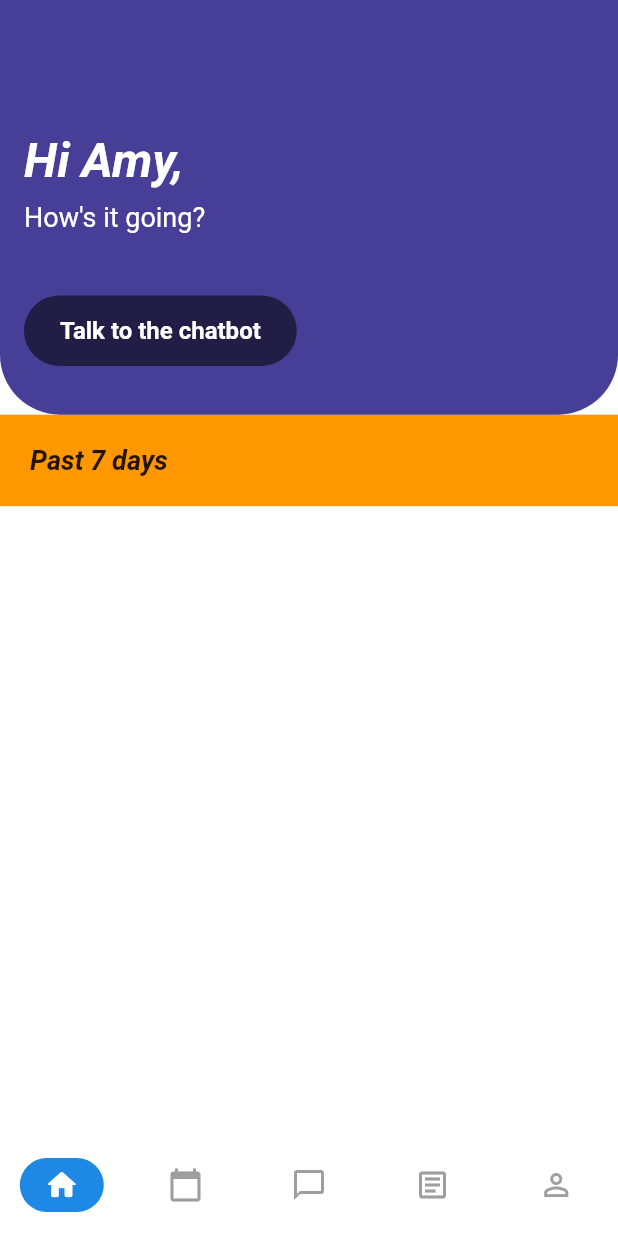
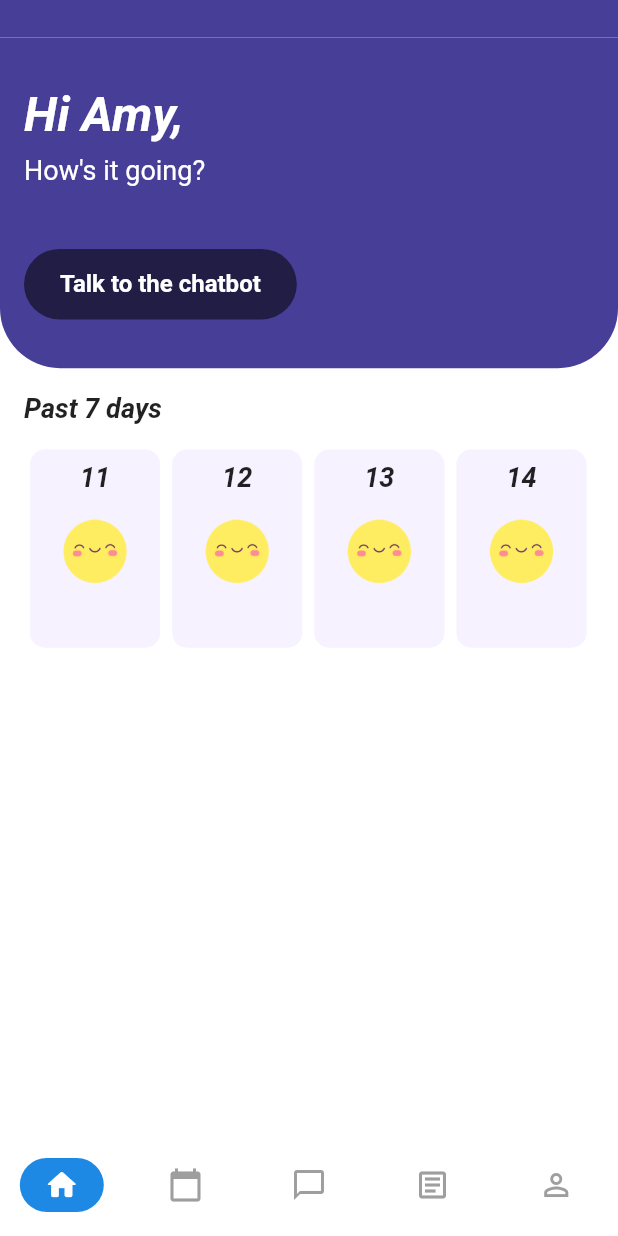
Before and after one commit to eli-lam/htn2020, a Flutter app: the screen it shows after launch, on a phone screen of 412 x 824 dp. Run offline on Flutter 3.47's test engine with Material 2 defaults, Android fonts, the phone set to English and light mode, and no system bars; our stand-ins replace cloud_firestore; missing offline and left inert: flutter_dialogflow; accounts and stored records are empty.

Commit message:
Create past week cards widget

```diff
--- a/lib/config/palette.dart
+++ b/lib/config/palette.dart
@@ -2,4 +2,5 @@ import 'package:flutter/material.dart';
 
 class Palette {
   static const Color primaryColor = Color(0xFF473F97);
+  static const Color secondaryColor = Color(0xFFF6F2FF);
 }
--- a/lib/screens/home_screen.dart
+++ b/lib/screens/home_screen.dart
@@ -1,6 +1,7 @@
 import 'package:flutter/material.dart';
 import 'package:mood_tracker/config/palette.dart';
 import 'package:mood_tracker/config/styles.dart';
+import 'package:mood_tracker/widgets/past_week_cards.dart';
 import 'package:mood_tracker/widgets/widgets.dart';
 
 class HomeScreen extends StatefulWidget {
@@ -88,8 +89,7 @@ class _HomeScreenState extends State<HomeScreen> {
   SliverToBoxAdapter _buildPast7Days(double screenHeight) {
     return SliverToBoxAdapter(
       child: Container(
-        padding: const EdgeInsets.all(20.0),
-        color: Colors.orange,
+        padding: const EdgeInsets.all(16.0),
         child: Column(
           crossAxisAlignment: CrossAxisAlignment.start,
           children: <Widget>[
@@ -101,6 +101,8 @@ class _HomeScreenState extends State<HomeScreen> {
                 fontStyle: FontStyle.italic,
               ),
             ),
+            SizedBox(height: screenHeight * 0.01),
+            PastWeekCards(),
           ],
         ),
       ),
--- a/lib/widgets/custom_app_bar.dart
+++ b/lib/widgets/custom_app_bar.dart
@@ -11,5 +11,5 @@ class CustomAppBar extends StatelessWidget with PreferredSizeWidget {
   }
 
   @override
-  Size get preferredSize => Size.fromHeight(kToolbarHeight);
+  Size get preferredSize => Size.fromHeight(25.0);
 }
--- /dev/null
+++ b/lib/widgets/past_week_cards.dart
@@ -0,0 +1,62 @@
+import 'package:flutter/material.dart';
+import 'package:mood_tracker/config/palette.dart';
+
+class PastWeekCards extends StatelessWidget {
+  @override
+  Widget build(BuildContext context) {
+    return Container(
+      margin: EdgeInsets.symmetric(vertical: 5.0),
+      height: MediaQuery.of(context).size.height * 0.17,
+      child: ListView(
+        scrollDirection: Axis.horizontal,
+        children: <Widget>[
+          DailyCards('assets/Happy.png', '11', context),
+          DailyCards('assets/Happy.png', '12', context),
+          DailyCards('assets/Happy.png', '13', context),
+          DailyCards('assets/Happy.png', '14', context),
+          DailyCards('assets/Happy.png', '15', context),
+          DailyCards('assets/Happy.png', '16', context),
+          DailyCards('assets/Happy.png', '17', context),
+        ],
+      ),
+    );
+  }
+
+  Container DailyCards(String imageVal, String date, BuildContext context) {
+    return Container(
+      width: MediaQuery.of(context).size.width * 0.23,
+      child: Card(
+        color: Palette.secondaryColor,
+        elevation: 0.0,
+        shape: RoundedRectangleBorder(
+          borderRadius: BorderRadius.circular(10.0),
+        ),
+        child: Wrap(
+          children: <Widget>[
+            Align(
+              alignment: Alignment.center,
+              child: Container(
+                padding: EdgeInsets.symmetric(vertical: 8.0),
+                child: Text(
+                  date,
+                  style: const TextStyle(
+                    fontSize: 18.0,
+                    fontWeight: FontWeight.bold,
+                    fontStyle: FontStyle.italic,
+                  ),
+                ),
+              ),
+            ),
+            Align(
+              alignment: Alignment.center,
+              child: Image.asset(
+                imageVal,
+                width: MediaQuery.of(context).size.width * 0.15,
+              ),
+            ),
+          ],
+        ),
+      ),
+    );
+  }
+}
--- a/pubspec.yaml
+++ b/pubspec.yaml
@@ -48,6 +48,7 @@ flutter:
 
   assets:
     - assets/credentials.json
+    - assets/Happy.png
 
 
   # To add assets to your application, add an assets section, like this:
```
Also changed, not shown: assets/Happy.png (added).
